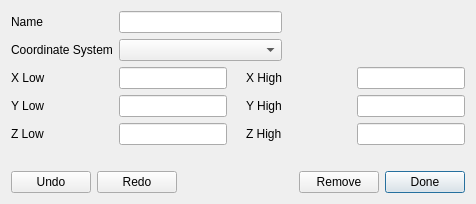
Old version of the form ThanuvaUi/Form/BoxDialog.ui in the repository spoosanthiram/Thanuva.
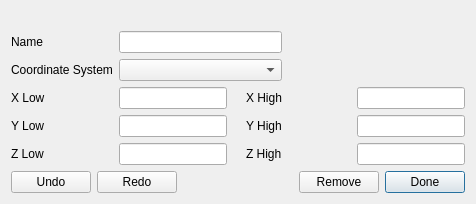
New version of the form.

Commit message: Moved the error message to the Top.

Diff of the .ui file:
```diff
--- a/ThanuvaUi/Form/BoxDialog.ui
+++ b/ThanuvaUi/Form/BoxDialog.ui
@@ -7,13 +7,26 @@
     <x>0</x>
     <y>0</y>
     <width>476</width>
-    <height>201</height>
+    <height>204</height>
    </rect>
   </property>
   <property name="windowTitle">
    <string>Box</string>
   </property>
   <layout class="QVBoxLayout" name="verticalLayout">
+   <item>
+    <widget class="QLabel" name="m_errorLabel">
+     <property name="styleSheet">
+      <string notr="true">color:rgb(170, 0, 0)</string>
+     </property>
+     <property name="text">
+      <string/>
+     </property>
+     <property name="alignment">
+      <set>Qt::AlignCenter</set>
+     </property>
+    </widget>
+   </item>
    <item>
     <layout class="QGridLayout" name="gridLayout">
      <item row="0" column="0">
@@ -188,19 +201,6 @@
      </item>
     </layout>
    </item>
-   <item>
-    <widget class="QLabel" name="m_errorLabel">
-     <property name="styleSheet">
-      <string notr="true">color:rgb(170, 0, 0)</string>
-     </property>
-     <property name="text">
-      <string/>
-     </property>
-     <property name="alignment">
-      <set>Qt::AlignCenter</set>
-     </property>
-    </widget>
-   </item>
    <item>
     <spacer name="verticalSpacer">
      <property name="orientation">
```
The commit also changes 3 other files.
